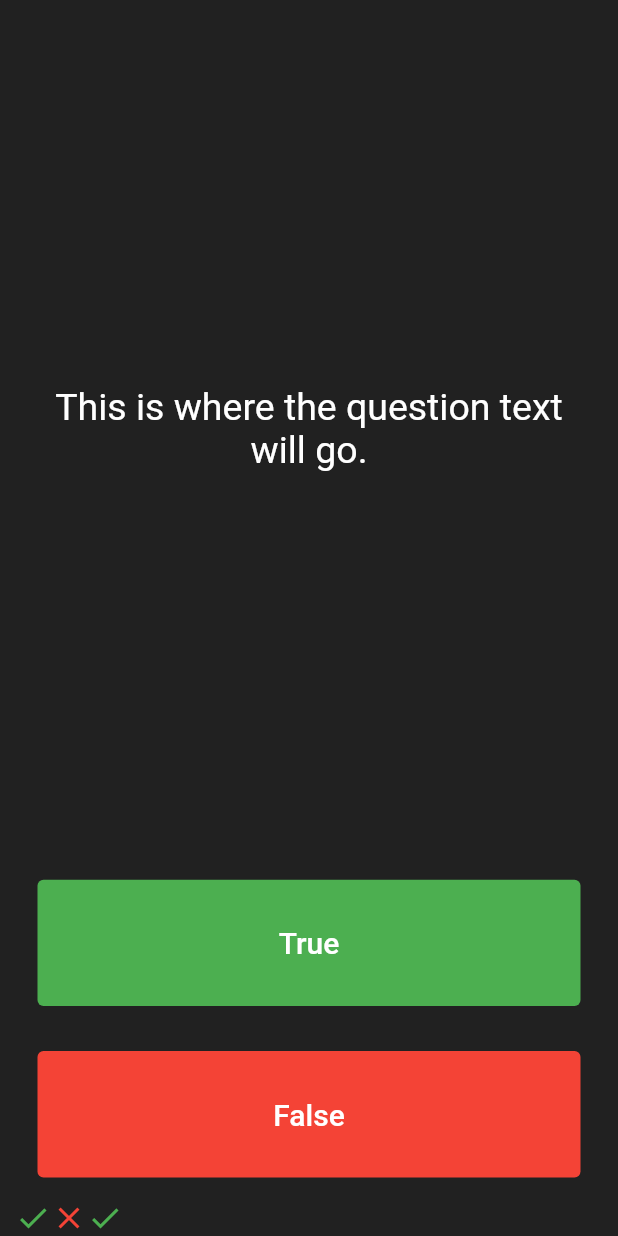
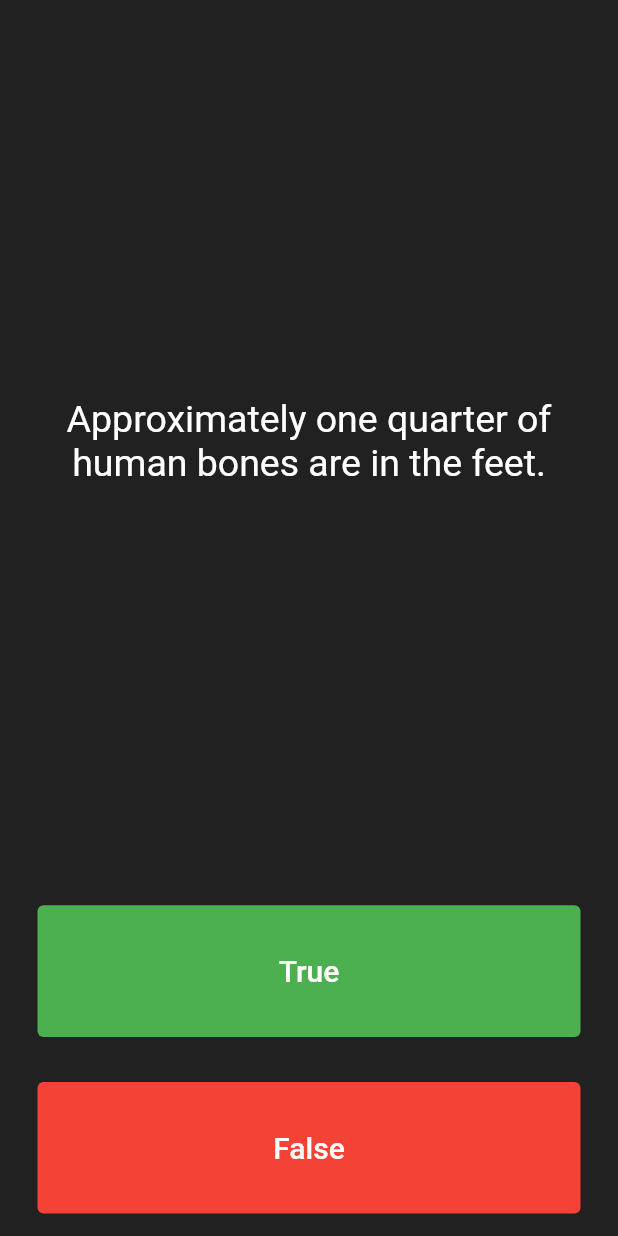
Before and after one commit to abhisheksakibanda/quizzler_flutter, a Flutter app: the screen it shows after launch, after a tap on "True", on a phone screen of 412 x 824 dp. Run offline on Flutter 3.47's test engine with Material 2 defaults, Android fonts, the phone set to English and light mode, and no system bars.

Commit message:
implemented question text logic

```diff
--- a/lib/main.dart
+++ b/lib/main.dart
@@ -25,16 +25,14 @@ class QuizPage extends StatefulWidget {
 }
 
 class _QuizPageState extends State<QuizPage> {
-  List<Icon> scoreKeeper = [
-    Icon(
-      Icons.check,
-      color: Colors.green,
-    ),
-    Icon(
-      Icons.close,
-      color: Colors.red,
-    ),
+  List<Icon> scoreKeeper = [];
+  List<String> questions = [
+    'You can lead a cow down stairs but not up stairs.',
+    'Approximately one quarter of human bones are in the feet.',
+    'A slug\'s blood is green.'
   ];
+
+  int questionNumber = 0;
 
   @override
   Widget build(BuildContext context) {
@@ -48,7 +46,7 @@ class _QuizPageState extends State<QuizPage> {
             padding: EdgeInsets.all(10.0),
             child: Center(
               child: Text(
-                'This is where the question text will go.',
+                questions[questionNumber],
                 textAlign: TextAlign.center,
                 style: TextStyle(
                   fontSize: 25.0,
@@ -68,14 +66,12 @@ class _QuizPageState extends State<QuizPage> {
                   fontSize: 20.0,
                 ),
               ),
-              onPressed: () => setState(
-                () => scoreKeeper.add(
-                  Icon(
-                    Icons.check,
-                    color: Colors.green,
-                  ),
-                ),
-              ),
+              onPressed: () {
+                setState(() {
+                  // The user picked true
+                  questionNumber++;
+                });
+              },
               style: ButtonStyle(
                 backgroundColor: MaterialStatePropertyAll(Colors.green),
               ),
@@ -93,14 +89,10 @@ class _QuizPageState extends State<QuizPage> {
                   fontSize: 20.0,
                 ),
               ),
-              onPressed: () => setState(
-                () => scoreKeeper.add(
-                  Icon(
-                    Icons.close,
-                    color: Colors.red,
-                  ),
-                ),
-              ),
+              onPressed: () {
+                // The user picked false
+                questionNumber++;
+              },
               style: ButtonStyle(
                 backgroundColor: MaterialStatePropertyAll(Colors.red),
               ),
```
